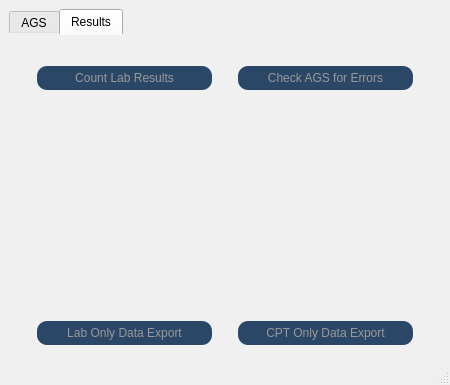
Old version of the form common/assets/ui/mainwindow.ui in the repository lachesis17/AGS-GUI.
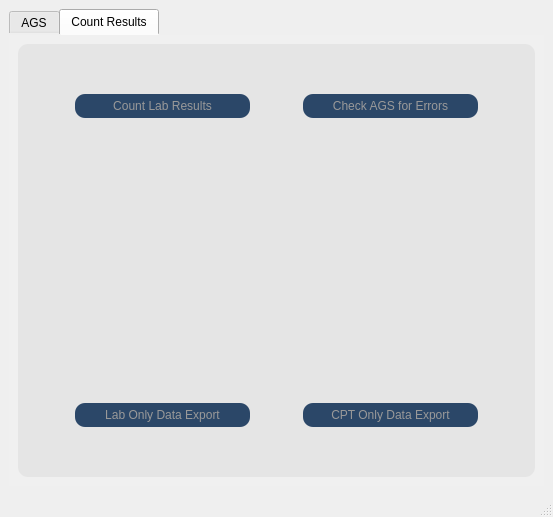
New version of the form. The open tabs and pages were chosen to show the change.

Commit message: Fixed result count for QTextBrowser

```diff
--- a/common/assets/ui/mainwindow.ui
+++ b/common/assets/ui/mainwindow.ui
@@ -6,8 +6,8 @@
    <rect>
     <x>0</x>
     <y>0</y>
-    <width>450</width>
-    <height>385</height>
+    <width>553</width>
+    <height>517</height>
    </rect>
   </property>
   <property name="sizePolicy">
@@ -1005,10 +1005,27 @@
 }</string>
        </property>
        <attribute name="title">
-        <string>Results</string>
+        <string>Count Results</string>
        </attribute>
        <layout class="QHBoxLayout" name="horizontalLayout_11">
         <item>
+         <widget class="QFrame" name="frame">
+          <property name="styleSheet">
+           <string notr="true">QFrame {
+	background: #e5e5e5;
+	border-radius: 10px;
+}</string>
+          </property>
+          <property name="frameShape">
+           <enum>QFrame::StyledPanel</enum>
+          </property>
+          <property name="frameShadow">
+           <enum>QFrame::Raised</enum>
+          </property>
+          <layout class="QHBoxLayout" name="horizontalLayout_8">
+           <item>
+            <layout class="QHBoxLayout" name="horizontalLayout">
+             <item>
          <layout class="QVBoxLayout" name="verticalLayout_8">
           <item>
            <spacer name="verticalSpacer_2">
@@ -1217,8 +1234,8 @@
              <string>&lt;!DOCTYPE HTML PUBLIC &quot;-//W3C//DTD HTML 4.0//EN&quot; &quot;http://www.w3.org/TR/REC-html40/strict.dtd&quot;&gt;
 &lt;html&gt;&lt;head&gt;&lt;meta name=&quot;qrichtext&quot; content=&quot;1&quot; /&gt;&lt;style type=&quot;text/css&quot;&gt;
 p, li { white-space: pre-wrap; }
-&lt;/style&gt;&lt;/head&gt;&lt;body style=&quot; font-family:'MS Shell Dlg 2'; font-size:8.25pt; font-weight:400; font-style:normal;&quot;&gt;
-&lt;p style=&quot;-qt-paragraph-type:empty; margin-top:0px; margin-bottom:0px; margin-left:0px; margin-right:0px; -qt-block-indent:0; text-indent:0px;&quot;&gt;&lt;br /&gt;&lt;/p&gt;&lt;/body&gt;&lt;/html&gt;</string>
+&lt;/style&gt;&lt;/head&gt;&lt;body style=&quot; font-family:'MS Shell Dlg 2'; font-size:7.8pt; font-weight:400; font-style:normal;&quot;&gt;
+&lt;p style=&quot;-qt-paragraph-type:empty; margin-top:0px; margin-bottom:0px; margin-left:0px; margin-right:0px; -qt-block-indent:0; text-indent:0px; font-size:8.25pt;&quot;&gt;&lt;br /&gt;&lt;/p&gt;&lt;/body&gt;&lt;/html&gt;</string>
             </property>
            </widget>
           </item>
@@ -1410,6 +1427,11 @@
          </layout>
         </item>
        </layout>
+           </item>
+          </layout>
+         </widget>
+        </item>
+       </layout>
       </widget>
      </widget>
     </item>
```
Left out of the diff: 4 changed lines with no effect on the pictures. Lines whose indentation alone changed are shown as unchanged. The commit also changes 1 other file.
